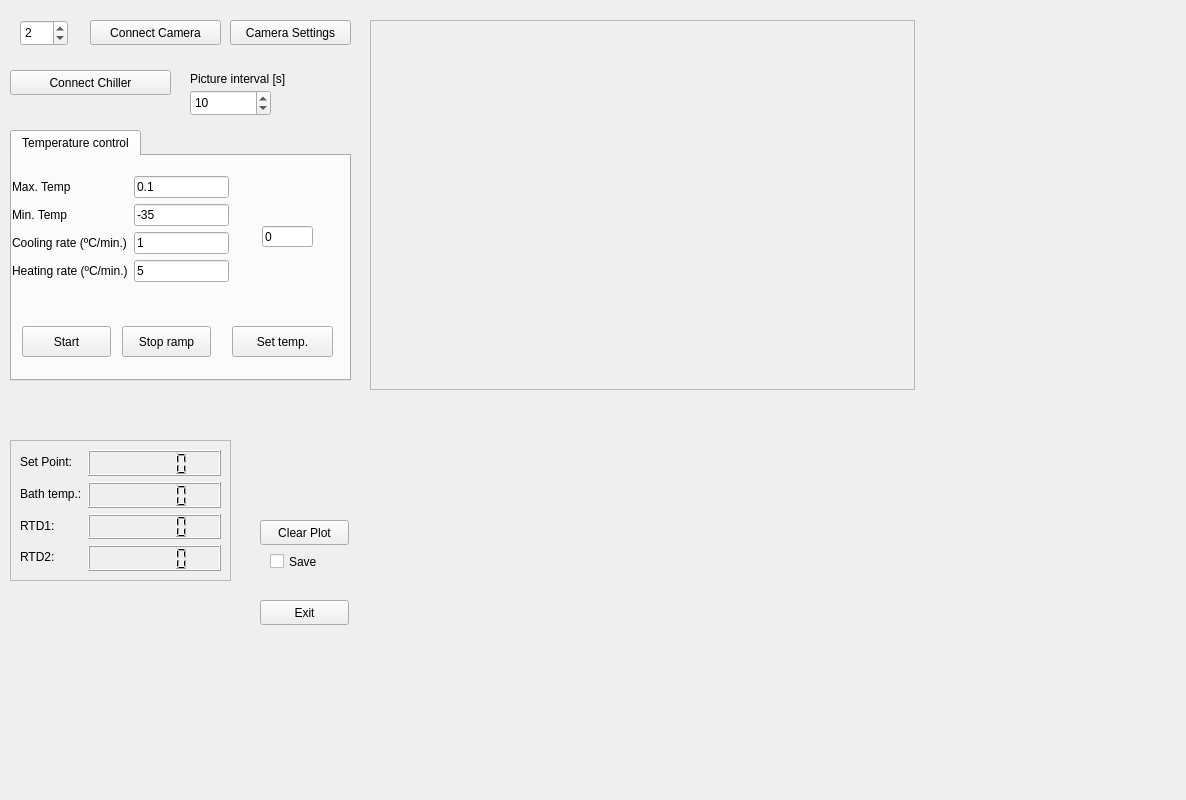
Qt form src/gui/experiment.ui (gfogwill/FrESH) before a commit.
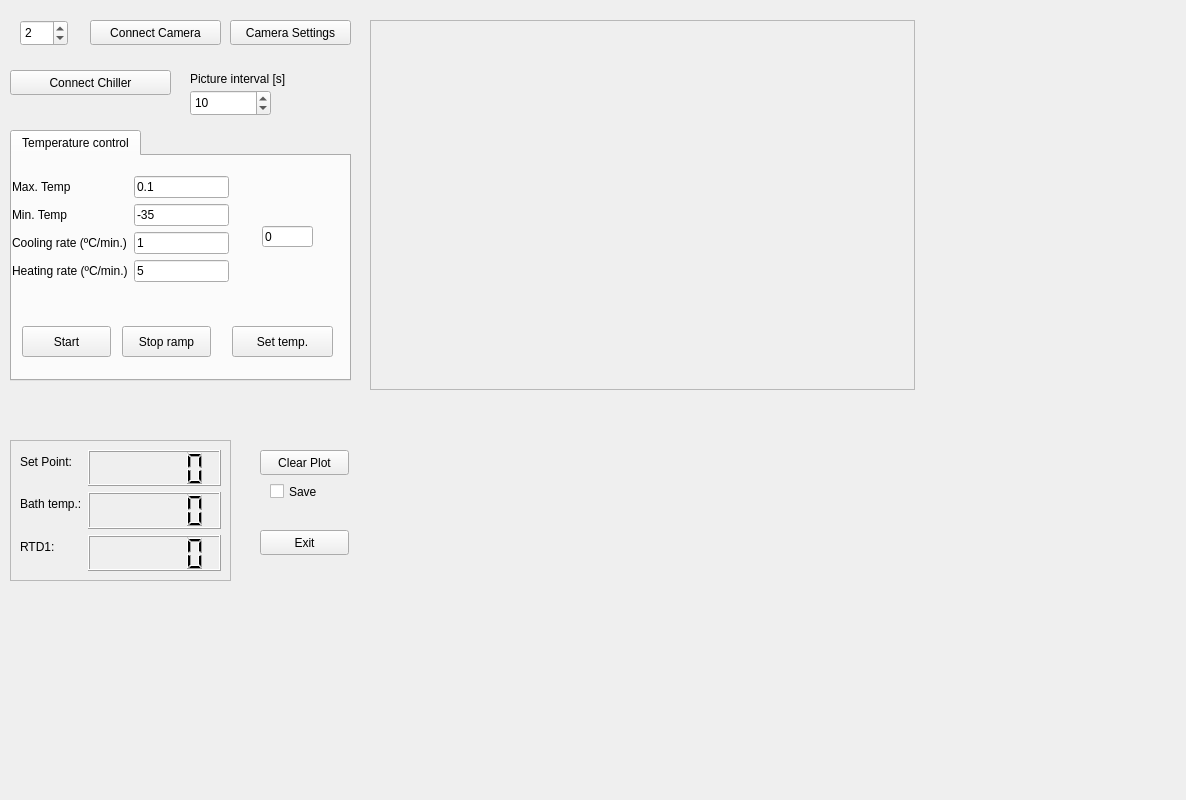
The same form after that commit. Custom widgets are drawn as their Qt base class.

Commit message: refactor: remove second RTD sensr

Patch:
```diff
--- a/src/gui/experiment.ui
+++ b/src/gui/experiment.ui
@@ -47,7 +47,7 @@
     <property name="geometry">
      <rect>
       <x>260</x>
-      <y>600</y>
+      <y>530</y>
       <width>89</width>
       <height>25</height>
      </rect>
@@ -60,7 +60,7 @@
     <property name="geometry">
      <rect>
       <x>260</x>
-      <y>520</y>
+      <y>450</y>
       <width>89</width>
       <height>25</height>
      </rect>
@@ -141,7 +141,7 @@
     <property name="geometry">
      <rect>
       <x>270</x>
-      <y>550</y>
+      <y>480</y>
       <width>61</width>
       <height>23</height>
      </rect>
@@ -273,26 +273,6 @@
         </property>
        </widget>
       </item>
-      <item row="3" column="0">
-       <widget class="QLabel" name="label_5">
-        <property name="text">
-         <string>RTD2:</string>
-        </property>
-       </widget>
-      </item>
-      <item row="3" column="1">
-       <widget class="QLCDNumber" name="lcdRTD2">
-        <property name="sizePolicy">
-         <sizepolicy hsizetype="Minimum" vsizetype="MinimumExpanding">
-          <horstretch>0</horstretch>
-          <verstretch>0</verstretch>
-         </sizepolicy>
-        </property>
-        <property name="smallDecimalPoint">
-         <bool>true</bool>
-        </property>
-       </widget>
-      </item>
      </layout>
     </widget>
    </widget>
```
The commit also changes 1 other file.
